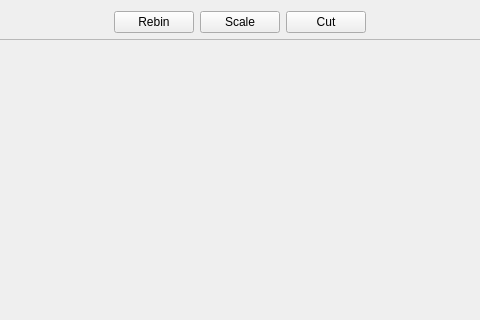
Before: the Qt Designer form Code/Mantid/Vates/VatesSimpleGui/ViewWidgets/inc/MantidVatesSimpleGuiViewWidgets/StandardView.ui in mantidproject/mantid, drawn with Qt 5; both pictures show x 167 to 647 and y 0 to 320 of the 814 by 668 pixel window.
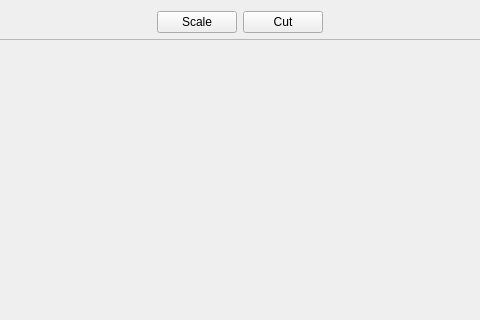
After: the same form once the commit is applied.

Commit message: Refs #10833 Remove rebin button

What changed in the file:
```diff
--- a/Code/Mantid/Vates/VatesSimpleGui/ViewWidgets/inc/MantidVatesSimpleGuiViewWidgets/StandardView.ui
+++ b/Code/Mantid/Vates/VatesSimpleGui/ViewWidgets/inc/MantidVatesSimpleGuiViewWidgets/StandardView.ui
@@ -29,13 +29,6 @@
        </property>
       </spacer>
      </item>
-     <item>
-      <widget class="QPushButton" name="rebinButton">
-       <property name="text">
-        <string>Rebin</string>
-       </property>
-      </widget>
-     </item>
      <item>
       <widget class="QPushButton" name="scaleButton">
        <property name="toolTip">
```
The commit also changes 1 other file.
